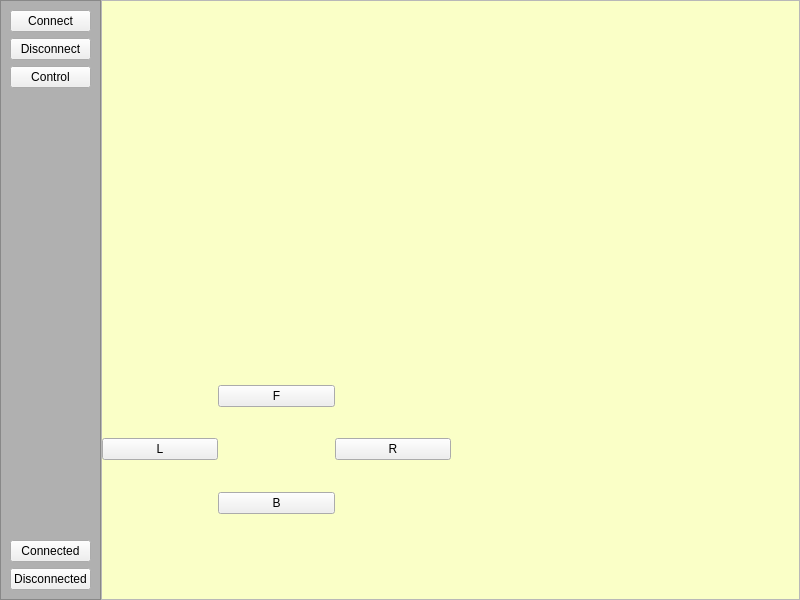
Qt form bt_car_controller_with_qt/mainwindow.ui (akifs52/Bluetooth-controller-car-with-arduino) before a commit.
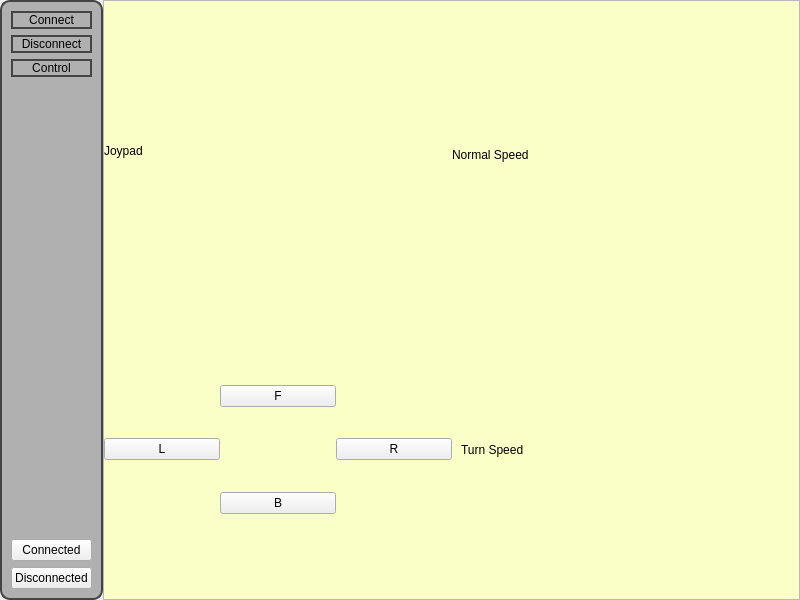
The same form after that commit.

Commit message: Qt C++ interface

Diff of the .ui file:
```diff
--- a/bt_car_controller_with_qt/mainwindow.ui
+++ b/bt_car_controller_with_qt/mainwindow.ui
@@ -49,6 +49,10 @@
 {
 	
 	background-color: rgb(176, 176, 176);
+	
+	border: 2px solid rgb(68, 68, 68);
+	
+	border-radius: 10px;
 }</string>
       </property>
       <property name="frameShape">
@@ -60,6 +64,14 @@
       <layout class="QVBoxLayout" name="verticalLayout_2">
        <item>
         <widget class="QPushButton" name="connectBt">
+         <property name="styleSheet">
+          <string notr="true">QPushButton
+{
+	border: 2px solid rgb(68, 68, 68);
+	
+	border-radius: 10px;
+}</string>
+         </property>
          <property name="text">
           <string>Connect</string>
          </property>
@@ -67,6 +79,14 @@
        </item>
        <item>
         <widget class="QPushButton" name="DisconnectBt">
+         <property name="styleSheet">
+          <string notr="true">QPushButton
+{
+	border: 2px solid rgb(68, 68, 68);
+	
+	border-radius: 10px;
+}</string>
+         </property>
          <property name="text">
           <string>Disconnect</string>
          </property>
@@ -74,6 +94,14 @@
        </item>
        <item>
         <widget class="QPushButton" name="ControlButton">
+         <property name="styleSheet">
+          <string notr="true">QPushButton
+{
+	border: 2px solid rgb(68, 68, 68);
+	
+	border-radius: 10px;
+}</string>
+         </property>
          <property name="text">
           <string>Control</string>
          </property>
@@ -165,6 +193,9 @@
            </property>
            <item>
             <widget class="QWidget" name="widget" native="true">
+             <property name="styleSheet">
+              <string notr="true"/>
+             </property>
              <layout class="QVBoxLayout" name="verticalLayout_3">
               <property name="spacing">
                <number>0</number>
@@ -199,6 +230,19 @@
                  <property name="bottomMargin">
                   <number>0</number>
                  </property>
+                 <item>
+                  <widget class="QLabel" name="label">
+                   <property name="maximumSize">
+                    <size>
+                     <width>16777215</width>
+                     <height>15</height>
+                    </size>
+                   </property>
+                   <property name="text">
+                    <string>Joypad</string>
+                   </property>
+                  </widget>
+                 </item>
                 </layout>
                </widget>
               </item>
@@ -222,6 +266,12 @@
                  </property>
                  <item>
                   <widget class="QWidget" name="widget_5" native="true">
+                   <property name="styleSheet">
+                    <string notr="true">Qwidget
+{
+	border: 2px solid rgb(255, 255, 255);
+}</string>
+                   </property>
                    <layout class="QHBoxLayout" name="horizontalLayout_5">
                     <property name="spacing">
                      <number>0</number>
@@ -318,7 +368,78 @@
             </widget>
            </item>
            <item>
-            <widget class="QWidget" name="widget_2" native="true"/>
+            <widget class="QWidget" name="widget_2" native="true">
+             <property name="styleSheet">
+              <string notr="true"/>
+             </property>
+             <layout class="QVBoxLayout" name="verticalLayout_5">
+              <property name="spacing">
+               <number>0</number>
+              </property>
+              <property name="leftMargin">
+               <number>0</number>
+              </property>
+              <property name="topMargin">
+               <number>0</number>
+              </property>
+              <property name="rightMargin">
+               <number>0</number>
+              </property>
+              <property name="bottomMargin">
+               <number>0</number>
+              </property>
+              <item>
+               <widget class="QWidget" name="widget_8" native="true">
+                <layout class="QVBoxLayout" name="verticalLayout_7">
+                 <property name="spacing">
+                  <number>0</number>
+                 </property>
+                 <property name="leftMargin">
+                  <number>0</number>
+                 </property>
+                 <property name="rightMargin">
+                  <number>0</number>
+                 </property>
+                 <property name="bottomMargin">
+                  <number>0</number>
+                 </property>
+                 <item>
+                  <widget class="QLabel" name="label_2">
+                   <property name="maximumSize">
+                    <size>
+                     <width>16777215</width>
+                     <height>15</height>
+                    </size>
+                   </property>
+                   <property name="text">
+                    <string>Normal Speed</string>
+                   </property>
+                  </widget>
+                 </item>
+                </layout>
+               </widget>
+              </item>
+              <item>
+               <widget class="QWidget" name="widget_9" native="true">
+                <layout class="QVBoxLayout" name="verticalLayout_8">
+                 <item>
+                  <widget class="QLabel" name="label_3">
+                   <property name="maximumSize">
+                    <size>
+                     <width>16777215</width>
+                     <height>15</height>
+                    </size>
+                   </property>
+                   <property name="text">
+                    <string>Turn Speed</string>
+                   </property>
+                  </widget>
+                 </item>
+                </layout>
+               </widget>
+              </item>
+             </layout>
+            </widget>
            </item>
           </layout>
          </widget>
```
The commit also changes 5 other files.
